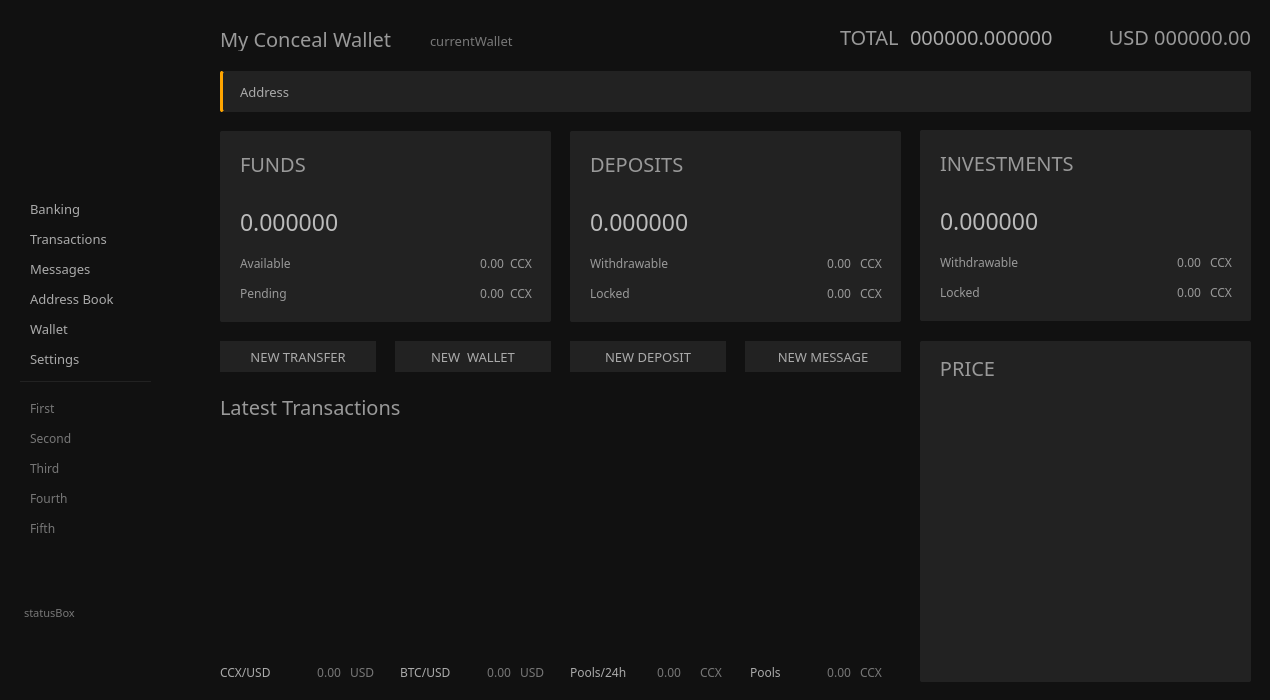
The window that src/gui/ui/overviewframe.ui (ConcealNetwork/conceal-desktop) describes before a commit, drawn with Qt 5.
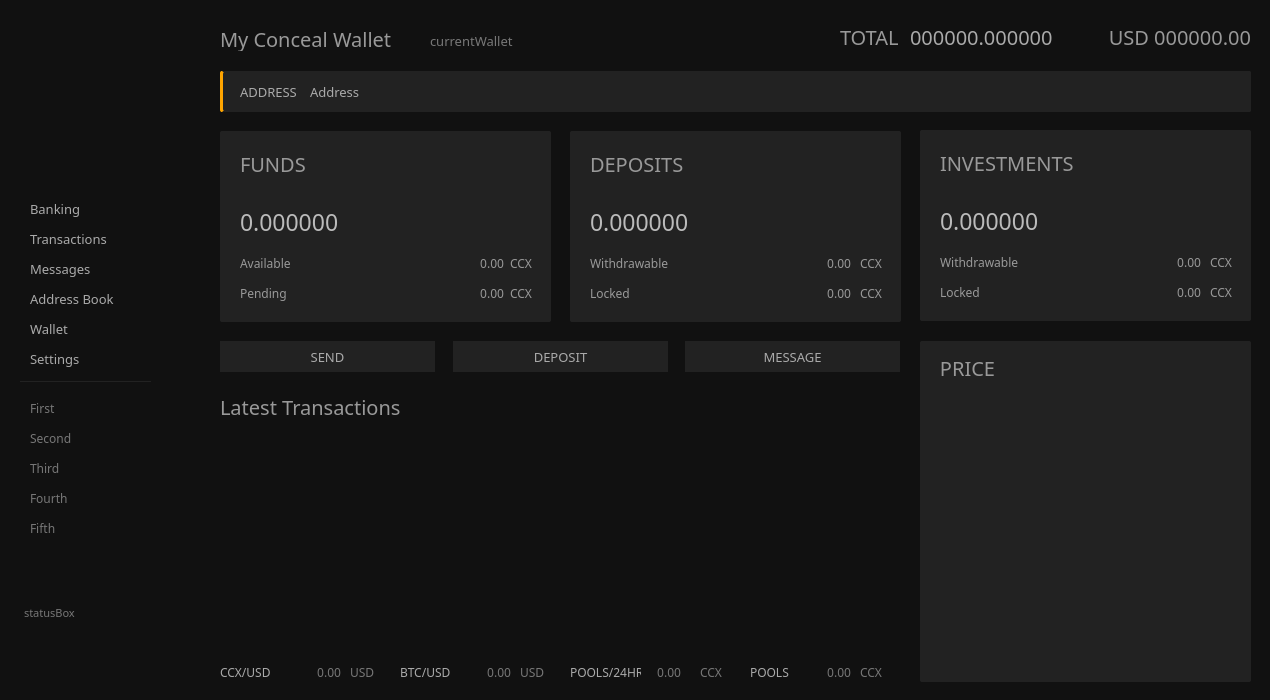
The same window after the commit. Icons and pictures are not drawn.

Commit message: rework overview buttons

```diff
--- a/src/gui/ui/overviewframe.ui
+++ b/src/gui/ui/overviewframe.ui
@@ -1221,7 +1221,7 @@
       <widget class="QLabel" name="m_myAddress">
        <property name="geometry">
         <rect>
-         <x>20</x>
+         <x>90</x>
          <y>5</y>
          <width>811</width>
          <height>31</height>
@@ -1260,6 +1260,28 @@
          <normaloff>:/icons/qrcode-scan.png</normaloff>:/icons/qrcode-scan.png</iconset>
        </property>
       </widget>
+      <widget class="QLabel" name="label_3">
+       <property name="geometry">
+        <rect>
+         <x>20</x>
+         <y>11</y>
+         <width>61</width>
+         <height>20</height>
+        </rect>
+       </property>
+       <property name="font">
+        <font>
+         <family>Poppins</family>
+         <pointsize>10</pointsize>
+        </font>
+       </property>
+       <property name="styleSheet">
+        <string notr="true">border: none;</string>
+       </property>
+       <property name="text">
+        <string>ADDRESS</string>
+       </property>
+      </widget>
      </widget>
      <widget class="QLabel" name="m_totalPortfolioLabel">
       <property name="geometry">
@@ -1346,20 +1368,20 @@
        <rect>
         <x>220</x>
         <y>341</y>
-        <width>156</width>
+        <width>215</width>
         <height>31</height>
        </rect>
       </property>
       <property name="minimumSize">
        <size>
-        <width>156</width>
+        <width>215</width>
         <height>28</height>
        </size>
       </property>
       <property name="maximumSize">
        <size>
-        <width>156</width>
-        <height>31</height>
+        <width>600</width>
+        <height>60</height>
        </size>
       </property>
       <property name="font">
@@ -1374,57 +1396,21 @@
 font-size: 13px;</string>
       </property>
       <property name="text">
-       <string>NEW TRANSFER</string>
-      </property>
-     </widget>
-     <widget class="QPushButton" name="m_newWalletButton">
-      <property name="geometry">
-       <rect>
-        <x>395</x>
-        <y>341</y>
-        <width>156</width>
-        <height>31</height>
-       </rect>
-      </property>
-      <property name="minimumSize">
-       <size>
-        <width>156</width>
-        <height>28</height>
-       </size>
-      </property>
-      <property name="maximumSize">
-       <size>
-        <width>156</width>
-        <height>31</height>
-       </size>
-      </property>
-      <property name="font">
-       <font>
-        <family>Poppins</family>
-        <pointsize>-1</pointsize>
-       </font>
-      </property>
-      <property name="styleSheet">
-       <string notr="true">color: #aaa; background-color: #222; border-top: 0px solid orange;
-font-family: Poppins;
-font-size: 13px;</string>
-      </property>
-      <property name="text">
-       <string>NEW  WALLET</string>
+       <string>SEND</string>
       </property>
      </widget>
      <widget class="QPushButton" name="m_newDepositButton">
       <property name="geometry">
        <rect>
-        <x>570</x>
+        <x>453</x>
         <y>341</y>
-        <width>156</width>
+        <width>215</width>
         <height>31</height>
        </rect>
       </property>
       <property name="minimumSize">
        <size>
-        <width>156</width>
+        <width>215</width>
         <height>28</height>
        </size>
       </property>
@@ -1446,27 +1432,27 @@
 font-size: 13px;</string>
       </property>
       <property name="text">
-       <string>NEW DEPOSIT</string>
+       <string>DEPOSIT</string>
       </property>
      </widget>
      <widget class="QPushButton" name="m_newMessageButton">
       <property name="geometry">
        <rect>
-        <x>745</x>
+        <x>685</x>
         <y>341</y>
-        <width>156</width>
+        <width>215</width>
         <height>31</height>
        </rect>
       </property>
       <property name="minimumSize">
        <size>
-        <width>156</width>
+        <width>215</width>
         <height>28</height>
        </size>
       </property>
       <property name="maximumSize">
        <size>
-        <width>156</width>
+        <width>200</width>
         <height>31</height>
        </size>
       </property>
@@ -1482,7 +1468,7 @@
 font-size: 13px;</string>
       </property>
       <property name="text">
-       <string>NEW MESSAGE</string>
+       <string>MESSAGE</string>
       </property>
      </widget>
      <widget class="QLabel" name="m_currentWalletTitle">
@@ -1928,7 +1914,7 @@
        <rect>
         <x>570</x>
         <y>660</y>
-        <width>61</width>
+        <width>71</width>
         <height>25</height>
        </rect>
       </property>
@@ -1945,7 +1931,7 @@
 font-size: 12px;</string>
       </property>
       <property name="text">
-       <string>Pools/24h</string>
+       <string>POOLS/24HR</string>
       </property>
      </widget>
      <widget class="QLabel" name="m_tickerLabel1_3">
@@ -2023,7 +2009,7 @@
 font-size: 12px;</string>
       </property>
       <property name="text">
-       <string>Pools</string>
+       <string>POOLS</string>
       </property>
      </widget>
      <widget class="QLabel" name="m_pendingBalanceLabel_3">
```
Left out of the diff: 17 changed lines with no effect on the pictures.
